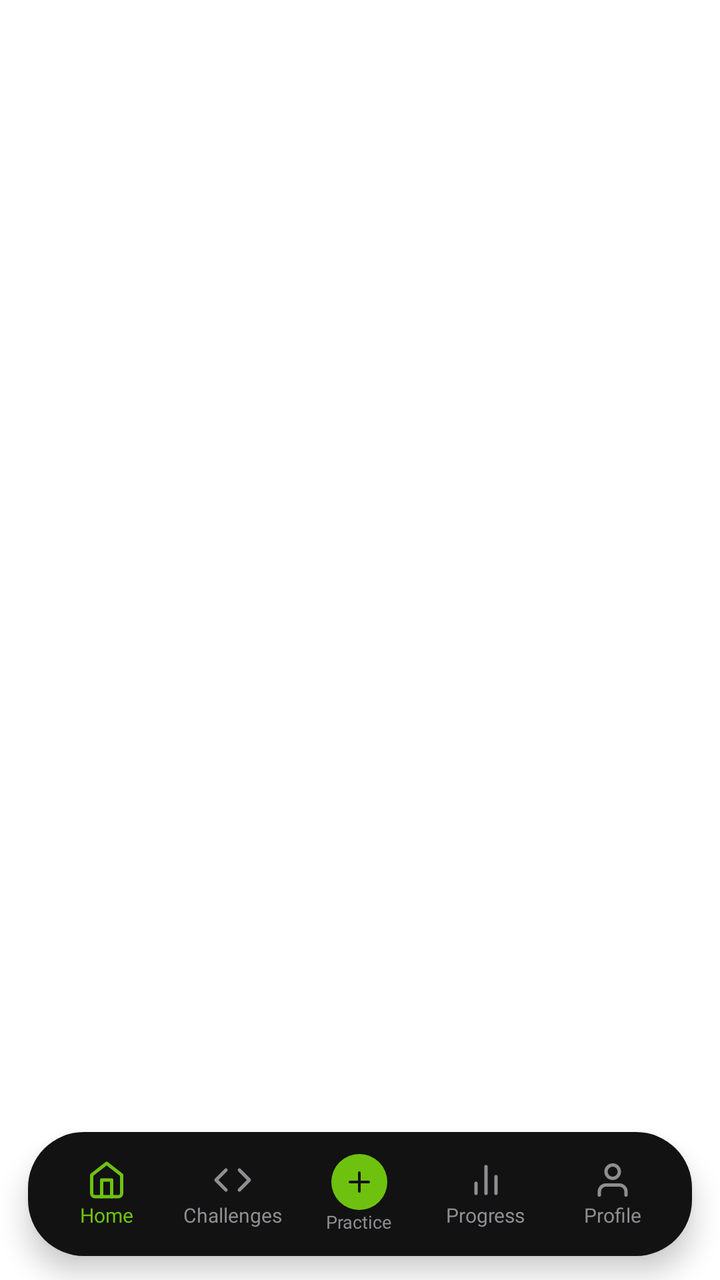
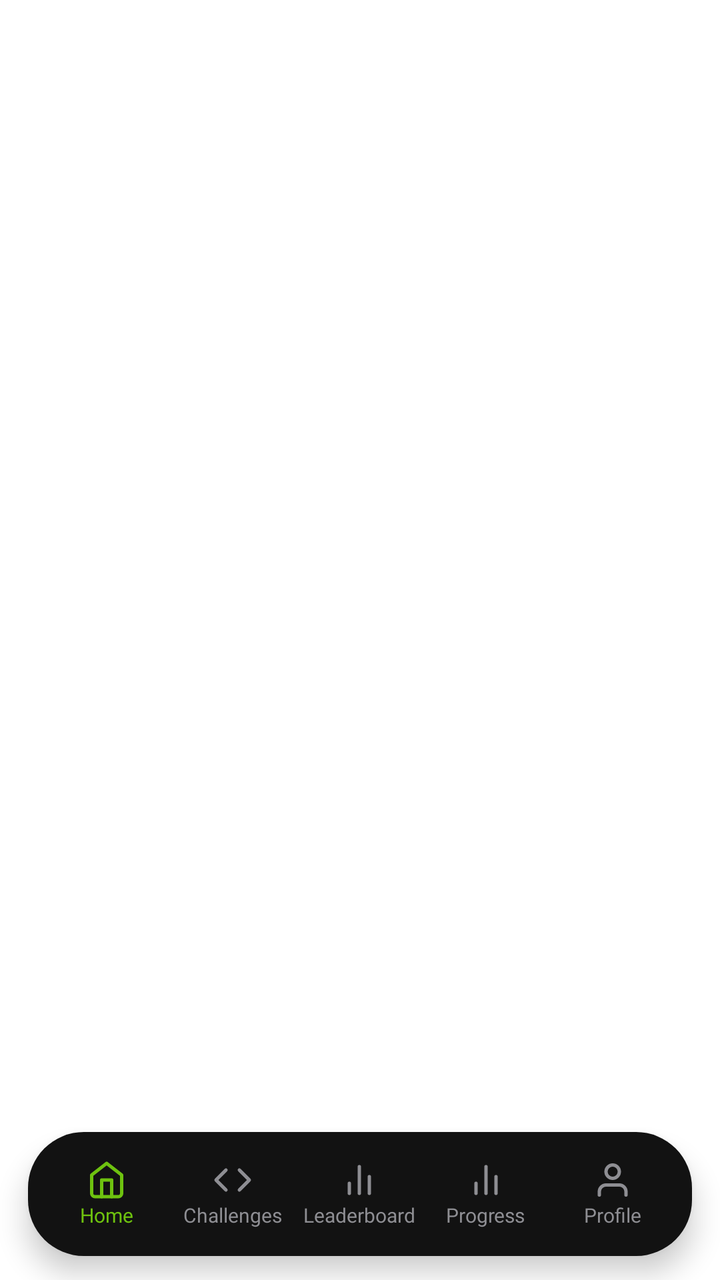

Compare the two renders of this Android layout. The source of the first and the diff that turns it into the second are given below.
<!-- AndroidManifest.xml: application theme Theme.CodeBridge -->
<!-- res/layout/activity_main.xml -->
<androidx.constraintlayout.widget.ConstraintLayout xmlns:android="http://schemas.android.com/apk/res/android"
    xmlns:app="http://schemas.android.com/apk/res-auto"
    android:layout_width="match_parent"
    android:layout_height="match_parent"
    android:background="@color/cb_bg">

    <androidx.fragment.app.FragmentContainerView
        android:id="@+id/main_container"
        android:layout_width="0dp"
        android:layout_height="0dp"
        android:layout_marginBottom="6dp"
        app:layout_constraintBottom_toTopOf="@id/bottomBar"
        app:layout_constraintEnd_toEndOf="parent"
        app:layout_constraintStart_toStartOf="parent"
        app:layout_constraintTop_toTopOf="parent" />

    <LinearLayout
        android:id="@+id/bottomBar"
        android:layout_width="0dp"
        android:layout_height="62dp"
        android:layout_marginStart="14dp"
        android:layout_marginEnd="14dp"
        android:layout_marginBottom="12dp"
        android:background="@drawable/bg_bottom_nav"
        android:elevation="8dp"
        android:gravity="center_vertical"
        android:orientation="horizontal"
        android:paddingStart="8dp"
        android:paddingEnd="8dp"
        app:layout_constraintBottom_toBottomOf="parent"
        app:layout_constraintEnd_toEndOf="parent"
        app:layout_constraintStart_toStartOf="parent">

        <LinearLayout
            android:id="@+id/tabHome"
            android:layout_width="0dp"
            android:layout_height="match_parent"
            android:layout_weight="1"
            android:background="?attr/selectableItemBackgroundBorderless"
            android:gravity="center"
            android:orientation="vertical">

            <ImageView
                android:layout_width="20dp"
                android:layout_height="20dp"
                android:importantForAccessibility="no"
                android:src="@drawable/ic_cb_home"
                app:tint="@color/cb_green" />

            <TextView
                style="@style/CbText.Caption"
                android:layout_width="wrap_content"
                android:layout_height="wrap_content"
                android:layout_marginTop="2dp"
                android:text="Home"
                android:textColor="@color/cb_green"
                android:textSize="10sp" />
        </LinearLayout>

        <LinearLayout
            android:id="@+id/tabChallenges"
            android:layout_width="0dp"
            android:layout_height="match_parent"
            android:layout_weight="1"
            android:background="?attr/selectableItemBackgroundBorderless"
            android:gravity="center"
            android:orientation="vertical">

            <ImageView
                android:layout_width="20dp"
                android:layout_height="20dp"
                android:importantForAccessibility="no"
                android:src="@drawable/ic_cb_code"
                app:tint="#8E8E93" />

            <TextView
                style="@style/CbText.Caption"
                android:layout_width="wrap_content"
                android:layout_height="wrap_content"
                android:layout_marginTop="2dp"
                android:text="Challenges"
                android:textColor="#8E8E93"
                android:textSize="10sp" />
        </LinearLayout>

        <LinearLayout
            android:id="@+id/tabPractice"
            android:layout_width="0dp"
            android:layout_height="match_parent"
            android:layout_weight="1"
            android:background="?attr/selectableItemBackgroundBorderless"
            android:gravity="center"
            android:orientation="vertical">

            <FrameLayout
                android:layout_width="28dp"
                android:layout_height="28dp"
                android:background="@drawable/bg_circle_green">

                <ImageView
                    android:layout_width="16dp"
                    android:layout_height="16dp"
                    android:layout_gravity="center"
                    android:importantForAccessibility="no"
                    android:src="@drawable/ic_cb_plus"
                    app:tint="@color/cb_ink" />
            </FrameLayout>

            <TextView
                style="@style/CbText.Caption"
                android:layout_width="wrap_content"
                android:layout_height="wrap_content"
                android:layout_marginTop="1dp"
                android:text="Practice"
                android:textColor="#8E8E93"
                android:textSize="9sp" />
        </LinearLayout>

        <LinearLayout
            android:id="@+id/tabProgress"
            android:layout_width="0dp"
            android:layout_height="match_parent"
            android:layout_weight="1"
            android:background="?attr/selectableItemBackgroundBorderless"
            android:gravity="center"
            android:orientation="vertical">

            <ImageView
                android:layout_width="20dp"
                android:layout_height="20dp"
                android:importantForAccessibility="no"
                android:src="@drawable/ic_cb_chart"
                app:tint="#8E8E93" />

            <TextView
                style="@style/CbText.Caption"
                android:layout_width="wrap_content"
                android:layout_height="wrap_content"
                android:layout_marginTop="2dp"
                android:text="Progress"
                android:textColor="#8E8E93"
                android:textSize="10sp" />
        </LinearLayout>

        <LinearLayout
            android:id="@+id/tabProfile"
            android:layout_width="0dp"
            android:layout_height="match_parent"
            android:layout_weight="1"
            android:background="?attr/selectableItemBackgroundBorderless"
            android:gravity="center"
            android:orientation="vertical">

            <ImageView
                android:layout_width="20dp"
                android:layout_height="20dp"
                android:importantForAccessibility="no"
                android:src="@drawable/ic_cb_user"
                app:tint="#8E8E93" />

            <TextView
                style="@style/CbText.Caption"
                android:layout_width="wrap_content"
                android:layout_height="wrap_content"
                android:layout_marginTop="2dp"
                android:text="Profile"
                android:textColor="#8E8E93"
                android:textSize="10sp" />
        </LinearLayout>
    </LinearLayout>

</androidx.constraintlayout.widget.ConstraintLayout>
<!-- resources referenced by this layout -->
<resources>
  <color name="cb_bg">#FFFFFF</color>
  <color name="cb_green">#6EC20F</color>
  <color name="cb_ink">#121212</color>
  <!-- drawable bg_bottom_nav (drawable) -->
  <?xml version="1.0" encoding="utf-8"?>
  <shape xmlns:android="http://schemas.android.com/apk/res/android">
      <solid android:color="@color/cb_ink" />
      <corners android:radius="28dp" />
  </shape>
  <!-- drawable bg_circle_green (drawable) -->
  <?xml version="1.0" encoding="utf-8"?>
  <shape xmlns:android="http://schemas.android.com/apk/res/android" android:shape="oval">
      <solid android:color="@color/cb_green" />
  </shape>
  <!-- drawable ic_cb_chart (drawable) -->
  <?xml version="1.0" encoding="utf-8"?>
  <vector xmlns:android="http://schemas.android.com/apk/res/android"
      android:width="24dp" android:height="24dp" android:viewportWidth="24" android:viewportHeight="24">
      <path android:pathData="M18 20V10M12 20V4M6 20v-6" android:strokeColor="#FF121212" android:strokeWidth="2" android:strokeLineCap="round" android:strokeLineJoin="round"/>
  </vector>
  <!-- drawable ic_cb_code (drawable) -->
  <?xml version="1.0" encoding="utf-8"?>
  <vector xmlns:android="http://schemas.android.com/apk/res/android"
      android:width="24dp" android:height="24dp" android:viewportWidth="24" android:viewportHeight="24">
      <path android:pathData="M16 18l6-6-6-6M8 6l-6 6 6 6" android:strokeColor="#FF121212" android:strokeWidth="2" android:strokeLineCap="round" android:strokeLineJoin="round"/>
  </vector>
  <!-- drawable ic_cb_home (drawable) -->
  <?xml version="1.0" encoding="utf-8"?>
  <vector xmlns:android="http://schemas.android.com/apk/res/android"
      android:width="24dp" android:height="24dp" android:viewportWidth="24" android:viewportHeight="24">
      <path android:pathData="M3 9l9-7 9 7v11a2 2 0 0 1-2 2H5a2 2 0 0 1-2-2z" android:strokeColor="#FF121212" android:strokeWidth="2" android:strokeLineCap="round" android:strokeLineJoin="round"/>
      <path android:pathData="M9 22V12h6v10" android:strokeColor="#FF121212" android:strokeWidth="2" android:strokeLineCap="round" android:strokeLineJoin="round"/>
  </vector>
  <!-- drawable ic_cb_plus (drawable) -->
  <?xml version="1.0" encoding="utf-8"?>
  <vector xmlns:android="http://schemas.android.com/apk/res/android"
      android:width="24dp" android:height="24dp" android:viewportWidth="24" android:viewportHeight="24">
      <path android:pathData="M12 5v14M5 12h14" android:strokeColor="#FF121212" android:strokeWidth="2" android:strokeLineCap="round" android:strokeLineJoin="round"/>
  </vector>
  <!-- drawable ic_cb_user (drawable) -->
  <?xml version="1.0" encoding="utf-8"?>
  <vector xmlns:android="http://schemas.android.com/apk/res/android"
      android:width="24dp" android:height="24dp" android:viewportWidth="24" android:viewportHeight="24">
      <path android:pathData="M20 21v-2a4 4 0 0 0-4-4H8a4 4 0 0 0-4 4v2" android:strokeColor="#FF121212" android:strokeWidth="2" android:strokeLineCap="round" android:strokeLineJoin="round"/>
      <path android:pathData="M8.0,7.0 a4.0,4.0 0 1,0 8.0,0 a4.0,4.0 0 1,0 -8.0,0" android:strokeColor="#FF121212" android:strokeWidth="2" android:strokeLineCap="round" android:strokeLineJoin="round"/>
  </vector>
  <style name="CbText.Caption">
          <item name="android:textSize">11sp</item>
          <item name="android:textColor">@color/cb_text_secondary</item>
      </style>
  <style name="Theme.CodeBridge" parent="Theme.Material3.Light.NoActionBar">
          <item name="colorPrimary">@color/cb_green</item>
          <item name="colorOnPrimary">@color/cb_ink</item>
          <item name="android:statusBarColor">@color/cb_bg</item>
          <item name="android:navigationBarColor">@color/cb_bg</item>
          <item name="android:windowLightStatusBar">true</item>
      </style>
  <color name="cb_text_secondary">#5F6B63</color>
</resources>

<!-- the commit's change to res/layout/activity_main.xml (unified diff, before → after) -->
@@ -83,6 +83,7 @@
                 android:textSize="10sp" />
         </LinearLayout>
 
+        
         <LinearLayout
             android:id="@+id/tabPractice"
             android:layout_width="0dp"
@@ -92,28 +93,21 @@
             android:gravity="center"
             android:orientation="vertical">
 
-            <FrameLayout
-                android:layout_width="28dp"
-                android:layout_height="28dp"
-                android:background="@drawable/bg_circle_green">
-
-                <ImageView
-                    android:layout_width="16dp"
-                    android:layout_height="16dp"
-                    android:layout_gravity="center"
-                    android:importantForAccessibility="no"
-                    android:src="@drawable/ic_cb_plus"
-                    app:tint="@color/cb_ink" />
-            </FrameLayout>
+            <ImageView
+                android:layout_width="20dp"
+                android:layout_height="20dp"
+                android:importantForAccessibility="no"
+                android:src="@drawable/ic_cb_chart"
+                app:tint="#8E8E93" />
 
             <TextView
                 style="@style/CbText.Caption"
                 android:layout_width="wrap_content"
                 android:layout_height="wrap_content"
-                android:layout_marginTop="1dp"
-                android:text="Practice"
+                android:layout_marginTop="2dp"
+                android:text="Leaderboard"
                 android:textColor="#8E8E93"
-                android:textSize="9sp" />
+                android:textSize="10sp" />
         </LinearLayout>
 
         <LinearLayout
<!-- resource entries referenced after the edit -->
@@ -8,11 +8,6 @@
   <shape xmlns:android="http://schemas.android.com/apk/res/android">
       <solid android:color="@color/cb_ink" />
       <corners android:radius="28dp" />
-  </shape>
-  <!-- drawable bg_circle_green (drawable) -->
-  <?xml version="1.0" encoding="utf-8"?>
-  <shape xmlns:android="http://schemas.android.com/apk/res/android" android:shape="oval">
-      <solid android:color="@color/cb_green" />
   </shape>
   <!-- drawable ic_cb_chart (drawable) -->
   <?xml version="1.0" encoding="utf-8"?>
@@ -32,12 +27,6 @@
       android:width="24dp" android:height="24dp" android:viewportWidth="24" android:viewportHeight="24">
       <path android:pathData="M3 9l9-7 9 7v11a2 2 0 0 1-2 2H5a2 2 0 0 1-2-2z" android:strokeColor="#FF121212" android:strokeWidth="2" android:strokeLineCap="round" android:strokeLineJoin="round"/>
       <path android:pathData="M9 22V12h6v10" android:strokeColor="#FF121212" android:strokeWidth="2" android:strokeLineCap="round" android:strokeLineJoin="round"/>
-  </vector>
-  <!-- drawable ic_cb_plus (drawable) -->
-  <?xml version="1.0" encoding="utf-8"?>
-  <vector xmlns:android="http://schemas.android.com/apk/res/android"
-      android:width="24dp" android:height="24dp" android:viewportWidth="24" android:viewportHeight="24">
-      <path android:pathData="M12 5v14M5 12h14" android:strokeColor="#FF121212" android:strokeWidth="2" android:strokeLineCap="round" android:strokeLineJoin="round"/>
   </vector>
   <!-- drawable ic_cb_user (drawable) -->
   <?xml version="1.0" encoding="utf-8"?>
